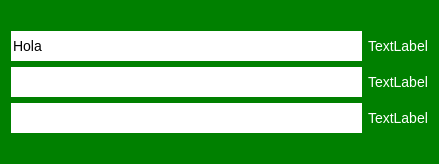
Qt form primerProyecto/qt/basics/forms/form.ui (Hector290601/EDA2) before a commit.
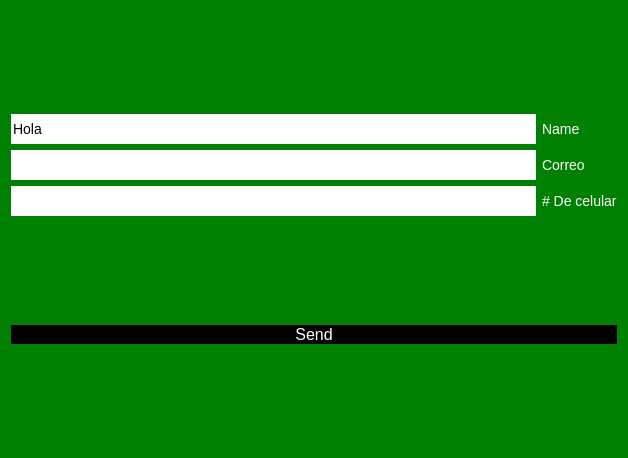
The same form after that commit.

What changed in the file:
```diff
--- a/primerProyecto/qt/basics/forms/form.ui
+++ b/primerProyecto/qt/basics/forms/form.ui
@@ -6,8 +6,8 @@
    <rect>
     <x>0</x>
     <y>0</y>
-    <width>439</width>
-    <height>164</height>
+    <width>628</width>
+    <height>458</height>
    </rect>
   </property>
   <property name="windowTitle">
@@ -28,11 +28,43 @@
 QLabel{
 color:white;
 font-size:14px;
+}
+
+QPushButton#boton{
+background-color: #000;
+color: #fff;
+font-size:16px;
+border:0px;
+}
+
+QPushButton#boton:hover{
+background-color: orange;
 }</string>
   </property>
   <layout class="QGridLayout" name="gridLayout_2">
+   <item row="1" column="0">
+    <widget class="QPushButton" name="boton">
+     <property name="text">
+      <string>Send</string>
+     </property>
+    </widget>
+   </item>
    <item row="0" column="0">
     <layout class="QGridLayout" name="gridLayout">
+     <item row="1" column="1">
+      <widget class="QLabel" name="label_2">
+       <property name="text">
+        <string>Correo</string>
+       </property>
+      </widget>
+     </item>
+     <item row="0" column="1">
+      <widget class="QLabel" name="label">
+       <property name="text">
+        <string>Name</string>
+       </property>
+      </widget>
+     </item>
      <item row="0" column="0">
       <widget class="QLineEdit" name="lineEdit">
        <property name="text">
@@ -40,33 +72,19 @@
        </property>
       </widget>
      </item>
-     <item row="0" column="1">
-      <widget class="QLabel" name="label">
+     <item row="2" column="1">
+      <widget class="QLabel" name="label_3">
        <property name="text">
-        <string>TextLabel</string>
+        <string># De celular</string>
        </property>
       </widget>
      </item>
      <item row="1" column="0">
       <widget class="QLineEdit" name="lineEdit_2"/>
      </item>
-     <item row="1" column="1">
-      <widget class="QLabel" name="label_2">
-       <property name="text">
-        <string>TextLabel</string>
-       </property>
-      </widget>
-     </item>
      <item row="2" column="0">
       <widget class="QLineEdit" name="lineEdit_3"/>
      </item>
-     <item row="2" column="1">
-      <widget class="QLabel" name="label_3">
-       <property name="text">
-        <string>TextLabel</string>
-       </property>
-      </widget>
-     </item>
     </layout>
    </item>
   </layout>
```
